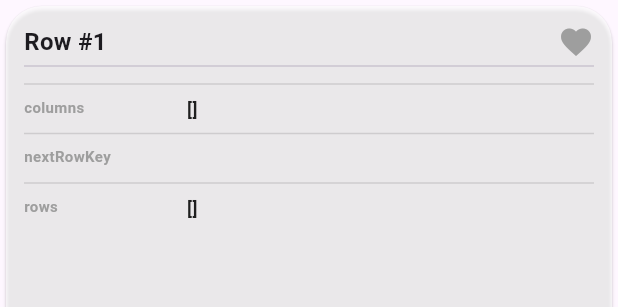
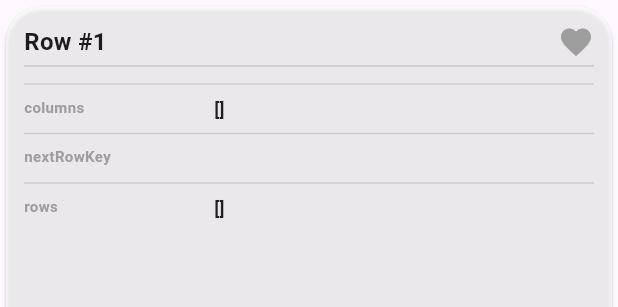
Before and after one commit to mitrakov/mariposa, a Flutter app: the DataCard widget shown alone on an empty page, opened directly with empty values, on a phone screen of 412 x 824 dp. Shown: the top 307 px of the screen. Run offline on Flutter 3.47's test engine with Material 3 defaults, Android fonts, the phone set to English and light mode, and no system bars; our stand-ins replace shared_preferences, syncfusion_flutter_charts; accounts and stored records are empty; network calls fail.

Commit message:
Flutter Client: remove ArraySeq wrapper

```diff
--- a/mariposa-client/lib/datacard.dart
+++ b/mariposa-client/lib/datacard.dart
@@ -123,8 +123,11 @@ class DataCard extends StatelessWidget {
                             );
                           }
 
-                          final entry = cleanData.entries.elementAt(i-1);
-                          final valueStr = entry.value.toString();
+                          final entry = cleanData.entries.elementAt(i - 1);
+                          var valueStr = entry.value.toString().trim();
+                          if (valueStr.startsWith('ArraySeq(') && valueStr.endsWith(')'))
+                            valueStr = valueStr.substring(9, valueStr.length - 1);
+
                           final isInlineImage = _isImageUrl(valueStr);
                           final isClickableUrl = _isUrl(valueStr);
 
@@ -132,18 +135,16 @@ class DataCard extends StatelessWidget {
                             crossAxisAlignment: CrossAxisAlignment.start,
                             children: [
                               Expanded(
-                                flex: 2,
-                                child: Text(
-                                  entry.key,
-                                  style: const TextStyle(
-                                    fontSize: 10,
-                                    color: Colors.grey,
-                                    fontWeight: FontWeight.w600,
+                                flex: 3,
+                                child: Padding(
+                                  padding: const EdgeInsets.only(right: 2.0),
+                                  child: Text(entry.key, overflow: TextOverflow.ellipsis, maxLines: 2,
+                                    style: const TextStyle(fontSize: 10, color: Colors.grey, fontWeight: FontWeight.w600),
                                   ),
                                 ),
                               ),
                               Expanded(
-                                flex: 5,
+                                flex: 6,
                                 child: isInlineImage
                                     ? ClipRRect(
                                   borderRadius: BorderRadius.circular(8),
```
